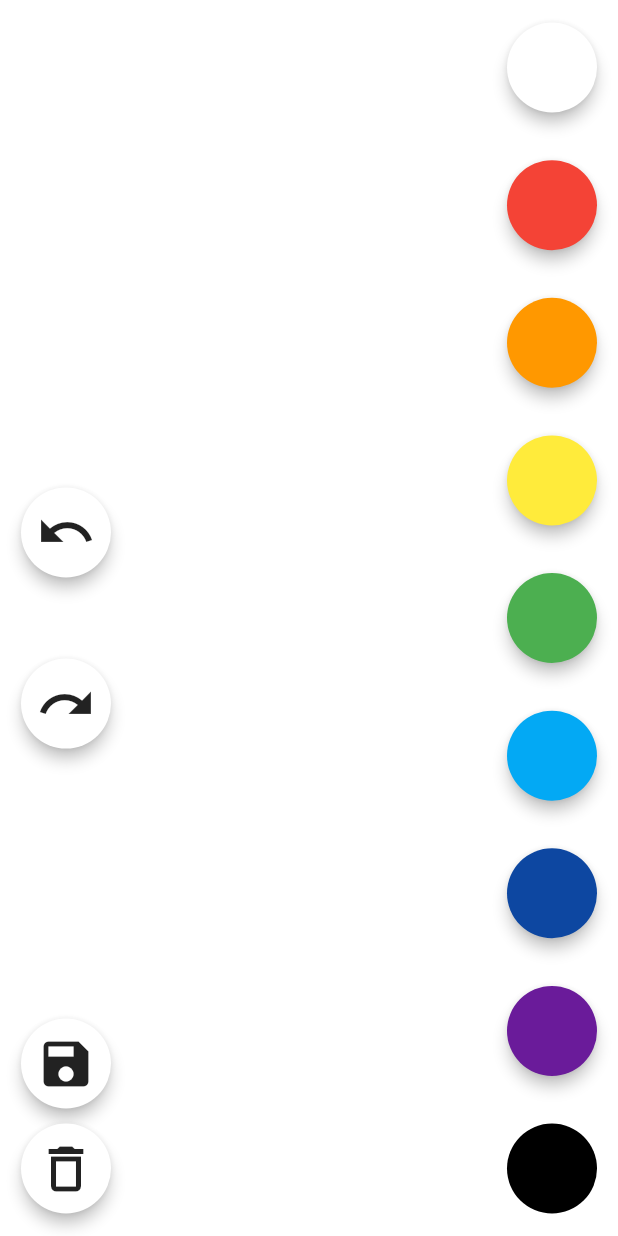
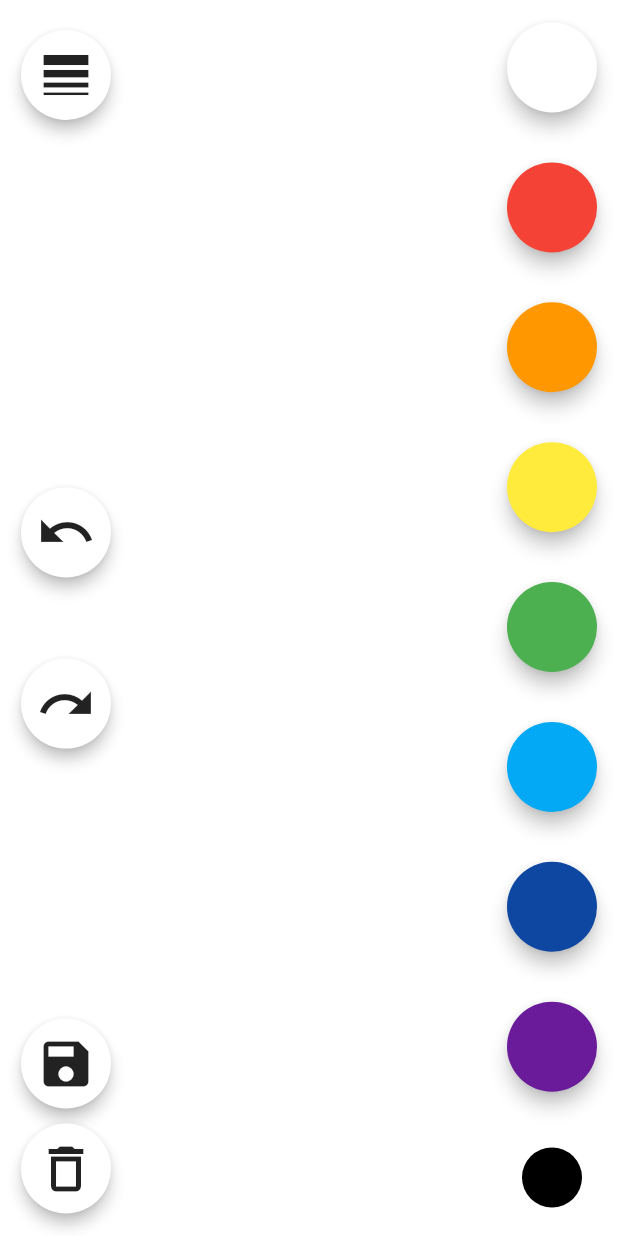
Before and after one commit to limentas/draw-a-lot, a Flutter app: the screen it shows after launch, on a phone screen of 412 x 824 dp. Run offline on Flutter 3.47's test engine with Material 2 defaults, Android fonts, the phone set to English and light mode, and no system bars.

Commit message:
Palette buttons ui improvements

```diff
--- a/lib/src/ui/main_view.dart
+++ b/lib/src/ui/main_view.dart
@@ -155,9 +155,21 @@ class _MainViewState extends State<MainView> {
                   const SizedBox(height: 15),
                 ])),
             Align(
+                alignment: Alignment.bottomLeft,
+                child: Column(children: <Widget>[
+                  SizedBox(height: 20),
+                  ToolButton(
+                    icon: Icons.line_weight,
+                    onPressed: () {
+                      print("Brush width clicked");
+
+                    },
+                  ),
+                ])),
+            Align(
                 alignment: Alignment.centerLeft,
                 child: Column(children: <Widget>[
-                  Spacer(flex: 6),
+                  const Spacer(flex: 6),
                   ToolButton(
                     icon: Icons.undo,
                     onPressed: () {
@@ -165,7 +177,7 @@ class _MainViewState extends State<MainView> {
                       _paintWidgetKey.currentState.undo();
                     },
                   ),
-                  Spacer(),
+                  const Spacer(),
                   ToolButton(
                     icon: Icons.redo,
                     onPressed: () {
@@ -173,7 +185,7 @@ class _MainViewState extends State<MainView> {
                       _paintWidgetKey.currentState.redo();
                     },
                   ),
-                  Spacer(flex: 6),
+                  const Spacer(flex: 6),
                 ])),
             Align(
                 alignment: Alignment.bottomLeft,
--- a/lib/src/ui/paint_widget.dart
+++ b/lib/src/ui/paint_widget.dart
@@ -31,7 +31,8 @@ class PaintWidgetState extends State<PaintWidget> {
   _CustomPainter _painter;
 
   double transformY(double y) {
-    return y - 56;
+    //return y - 56;
+    return y;
   }
 
   void undo() {
--- a/lib/src/ui/palette_button.dart
+++ b/lib/src/ui/palette_button.dart
@@ -23,7 +23,7 @@ class PaletteButtonState extends State<PaletteButton> {
     selected = selectedColor == myColor;
   }
 
-  final double _defaultButtonElevation = 4.0;
+  final double _defaultButtonElevation = 5.0;
   final double _toggledButtonElevation = 0.0;
 
   void updateSelectedColor(Color selectedColor) {
@@ -38,10 +38,13 @@ class PaletteButtonState extends State<PaletteButton> {
 
   @override
   Widget build(BuildContext context) {
-    return new RaisedButton(
+    return ButtonTheme(
+        height: selected ? 40 : 60,
+        child: RaisedButton(
           color: widget._myColor,
           shape: CircleBorder(),
-      elevation: selected ? _toggledButtonElevation : _defaultButtonElevation,
+          elevation:
+              selected ? _toggledButtonElevation : _defaultButtonElevation,
           focusElevation:
               selected ? _toggledButtonElevation : _defaultButtonElevation,
           hoverElevation:
@@ -50,6 +53,6 @@ class PaletteButtonState extends State<PaletteButton> {
           onPressed: () {
             widget._onPressed(widget._myColor);
           },
-    );
+        ));
   }
 }
```
Lines whose indentation alone changed are shown as unchanged.
